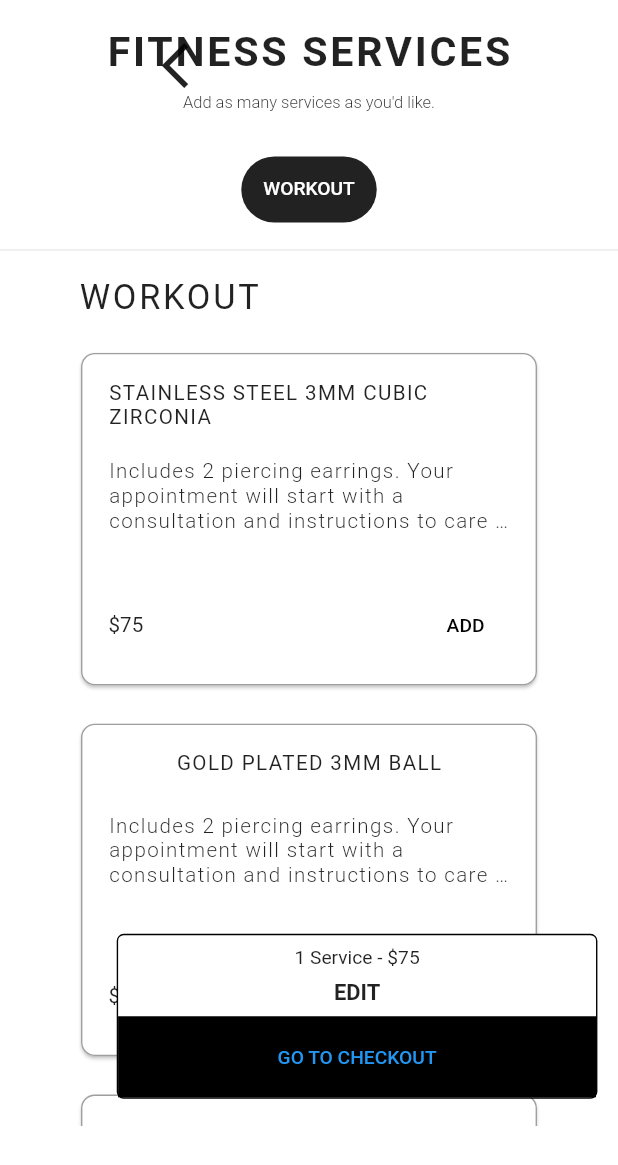
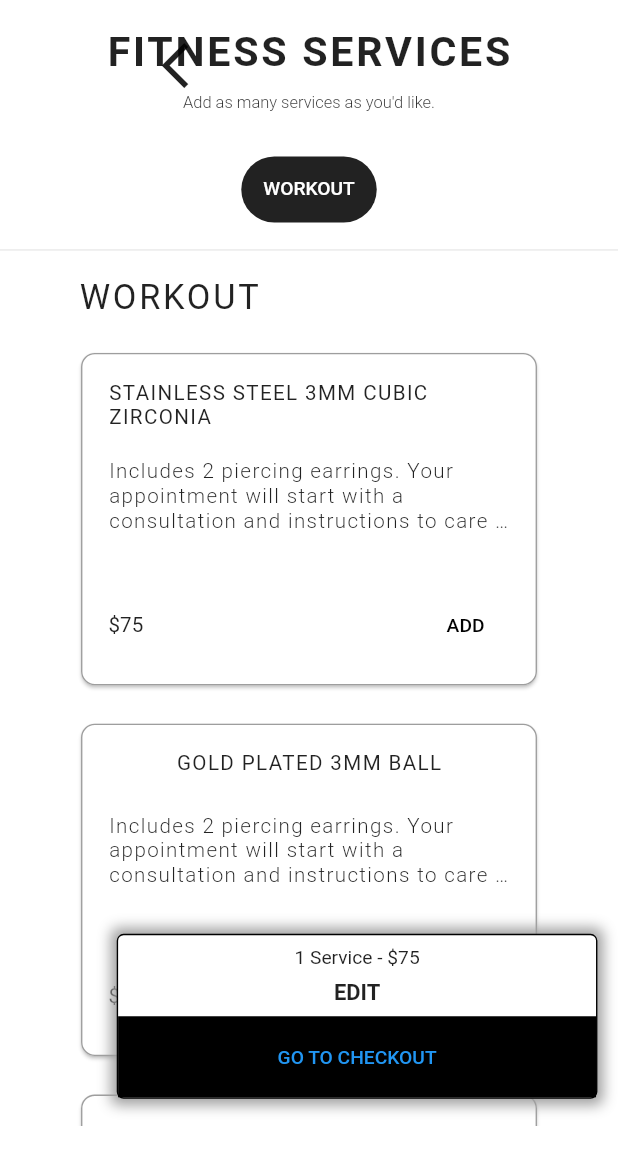
Before and after one commit to dev4589/dev4589, a Flutter app: the screen it shows after launch, after a tap on "ADD", on a phone screen of 412 x 824 dp. Shown: the top 1165 px of the screen. Run offline on Flutter 3.47's test engine with Material 2 defaults, Android fonts, the phone set to English and light mode, and no system bars; our stand-ins replace google_fonts, responsive_framework, responsive_grid, syncfusion_flutter_calendar.

Commit message:
Update service_details.dart

```diff
--- a/lib/screen/service_details.dart
+++ b/lib/screen/service_details.dart
@@ -1,5 +1,3 @@
-import 'dart:html';
-
 import 'package:flutter/cupertino.dart';
 import 'package:flutter/material.dart';
 import 'package:google_fonts/google_fonts.dart';
@@ -25,12 +23,15 @@ class _ShowServiceDetailsState extends State<ShowServiceDetails>
   var price = "75";
   late bool submitHover = false;
   late List<bool> isHover;
-  // late bool submitHover = false;
+  late List<int> countService;
+  late bool _isCartVisible= true;
+  late List<Map> cartAddition;
 
   @override
   void initState() {
     // TODO: implement initState
     isHover = List<bool>.generate(serviceData.length, (index) => false);
+    countService=List<int>.generate(serviceData.length, (index) => 0);
     _cateList = getCateData();
 
     myTabName = _cateList[widget.cateNo]
@@ -173,6 +174,8 @@ class _ShowServiceDetailsState extends State<ShowServiceDetails>
                                         ),
                                       ),
                                       for (int i = 0; i < serviceData.length; i++)
+
+                                        // Shows cards
                                         ResponsiveGridCol(
                                             xl: 4,
                                             lg: 4,
@@ -263,7 +266,10 @@ class _ShowServiceDetailsState extends State<ShowServiceDetails>
                                                                                 .hovered)
                                                                             ? Colors.black
                                                                             : Colors.white)),
-                                                                    onPressed: () {},
+                                                                    onPressed: () {
+                                                                      _isCartVisible=true;
+                                                                      cartAddition.add({'count':countService[i]++,'product':serviceData[i].cardTitle});
+                                                                    },
                                                                     child: Text("ADD")),
                                                               ],
                                                             ),
@@ -287,12 +293,24 @@ class _ShowServiceDetailsState extends State<ShowServiceDetails>
             )
           ],
         ),
-        Padding(
+
+
+        // Cart
+        Visibility(
+          visible: _isCartVisible,
+          child: Padding(
             padding: const EdgeInsets.only(right: 15.0, bottom: 100),
             child: Align(
               alignment: Alignment.bottomRight,
               child: Container(
                 decoration: BoxDecoration(
+
+                  boxShadow: [
+                    BoxShadow(color: Colors.grey,
+                        blurRadius: 8,
+                        spreadRadius: 4,
+                    )
+                  ],
                     color: Colors.white,
                     borderRadius: BorderRadius.all(Radius.circular(5)),
                     border: Border.all(color: Colors.black)),
@@ -350,13 +368,15 @@ class _ShowServiceDetailsState extends State<ShowServiceDetails>
                 ),
               ),
             ),
+          ),
         )
       ]),
     );
   }
 
+
+  // Pop up alert dialog
   Widget _buildPopupDialog(BuildContext context) {
-    Size size = MediaQuery.of(context).size;
     return AlertDialog(
       titlePadding: EdgeInsets.zero,
       title: Image.asset(
@@ -382,7 +402,6 @@ class _ShowServiceDetailsState extends State<ShowServiceDetails>
 
                 style: TextStyle(fontFamily: 'roboto', color: Colors.grey),
                 textAlign: TextAlign.left,
-                // softWrap: true,
               ),
             ),
           )
@@ -440,6 +459,7 @@ class _ShowServiceDetailsState extends State<ShowServiceDetails>
       CateData(2, 'Fitness', 'Fitness_Vertical.png', ['WORKOUT']),
       CateData(
           3, 'Hair', 'Blowout.png', ['BLOWOUT', 'ELITE BLOWOUT', 'HAIRCUT']),
+      CateData(4, 'Makeup', 'Makeup.png', ['MAKEUP', 'ELITE MAKEUP']),
       CateData(5, 'Massage.jpg', 'Massage.png', ['MASSAGE']),
       CateData(6, "Men's Grooming", "MG_Vertical.png", ["MEN'S GROOMING"]),
       CateData(7, 'Nails', 'Nail_Vertical.png', ['NAILS']),
@@ -450,7 +470,6 @@ class _ShowServiceDetailsState extends State<ShowServiceDetails>
         'ELITE BRIDAL MAKEUP',
         'ELITE BRIDAL HAIR'
       ]),
-      CateData(4, 'Makeup', 'Makeup.png', ['MAKEUP', 'ELITE MAKEUP']),
     ];
     return cateDataList;
   }
```
Lines whose indentation alone changed are shown as unchanged.
